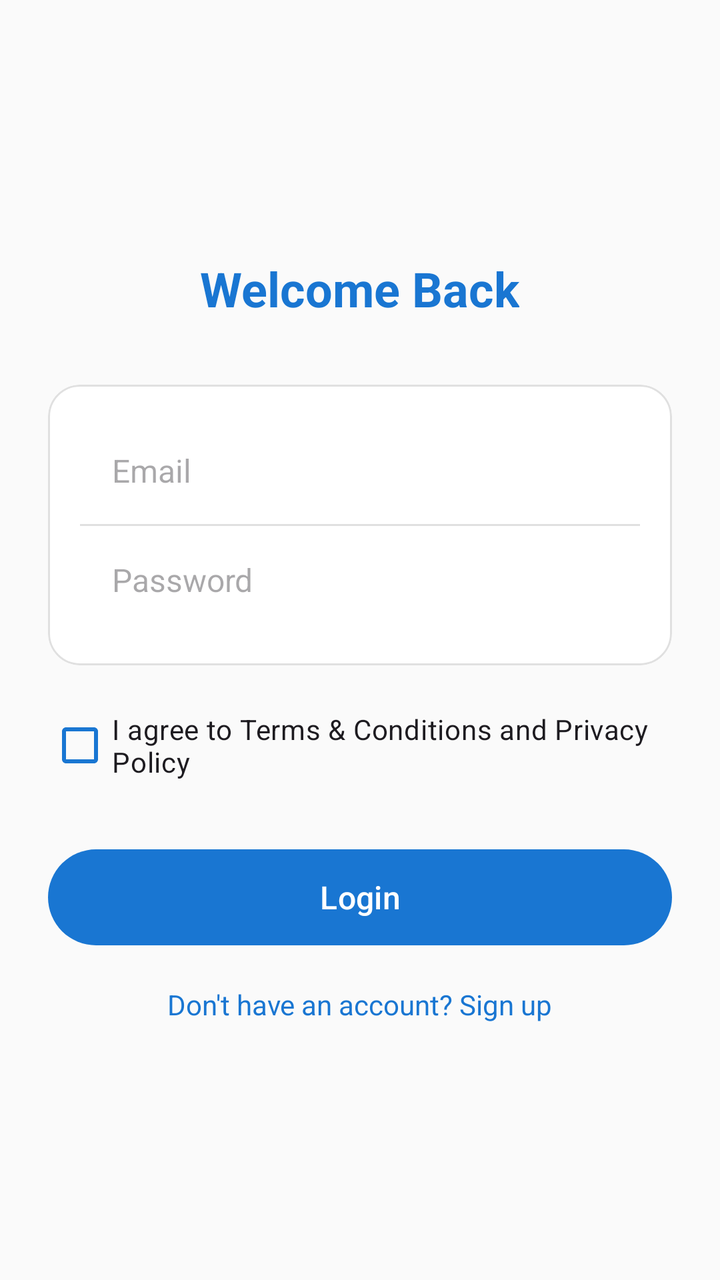
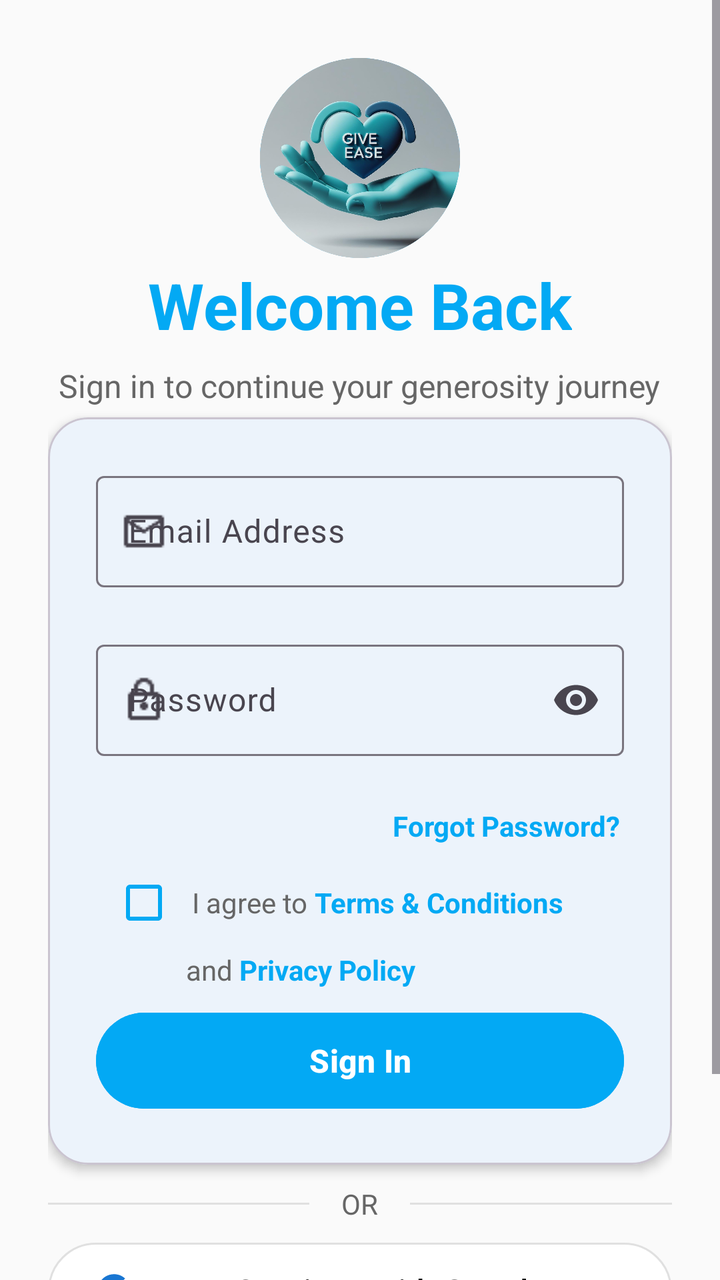

Compare the two renders of this Android layout. The source of the first and the diff that turns it into the second are given below.
<!-- AndroidManifest.xml: application theme Theme.GiveEase -->
<!-- res/layout/fragment_login.xml -->
<?xml version="1.0" encoding="utf-8"?>
<LinearLayout
    xmlns:android="http://schemas.android.com/apk/res/android"
    xmlns:app="http://schemas.android.com/apk/res-auto"
    android:layout_width="match_parent"
    android:layout_height="match_parent"
    android:orientation="vertical"
    android:gravity="center"
    android:padding="24dp"
    android:background="@color/background">

    <TextView
        android:layout_width="wrap_content"
        android:layout_height="wrap_content"
        android:text="Welcome Back"
        android:textSize="24sp"
        android:textStyle="bold"
        android:textColor="@color/primary_blue"
        android:layout_marginBottom="32dp"/>

    <com.google.android.material.card.MaterialCardView
        android:layout_width="match_parent"
        android:layout_height="wrap_content"
        app:cardCornerRadius="16dp"
        app:cardElevation="0dp"
        app:strokeWidth="1dp"
        app:strokeColor="#E0E0E0">

        <LinearLayout
            android:layout_width="match_parent"
            android:layout_height="wrap_content"
            android:orientation="vertical"
            android:padding="16dp">

            
            <EditText
                android:id="@+id/etEmail"
                android:layout_width="match_parent"
                android:layout_height="wrap_content"
                android:hint="Email"
                android:inputType="textEmailAddress"
                android:padding="16dp"
                android:background="@null"
                android:textSize="16sp"/>

            <View
                android:layout_width="match_parent"
                android:layout_height="1dp"
                android:background="#E0E0E0"/>

            
            <EditText
                android:id="@+id/etPassword"
                android:layout_width="match_parent"
                android:layout_height="wrap_content"
                android:hint="Password"
                android:inputType="textPassword"
                android:padding="16dp"
                android:background="@null"
                android:textSize="16sp"/>
        </LinearLayout>
    </com.google.android.material.card.MaterialCardView>

    
    <CheckBox
        android:id="@+id/cbTerms"
        android:layout_width="match_parent"
        android:layout_height="wrap_content"
        android:text="I agree to Terms &amp; Conditions and Privacy Policy"
        android:textSize="14sp"
        android:layout_marginTop="16dp"
        android:buttonTint="@color/primary_blue"/>

    
    <com.google.android.material.button.MaterialButton
        android:id="@+id/btnLogin"
        android:layout_width="match_parent"
        android:layout_height="56dp"
        android:text="Login"
        android:textSize="16sp"
        app:cornerRadius="28dp"
        android:layout_marginTop="24dp"/>

    
    <TextView
        android:id="@+id/tvSignupLink"
        android:layout_width="wrap_content"
        android:layout_height="wrap_content"
        android:text="Don't have an account? Sign up"
        android:textColor="@color/primary_blue"
        android:layout_marginTop="16dp"/>

</LinearLayout>
<!-- resources referenced by this layout -->
<resources>
  <color name="background">#FAFAFA</color>
  <color name="primary_blue">#1976D2</color>
  <style name="Theme.GiveEase" parent="Theme.Material3.Light.NoActionBar">
          
          <item name="colorPrimary">@color/primary_blue</item>
          <item name="colorOnPrimary">@color/white</item>
          <item name="colorSecondary">@color/teal_200</item>
          <item name="colorOnSecondary">@color/black</item>
  
          
          <item name="android:windowBackground">@color/background</item>
          <item name="colorSurface">@color/surface</item>
          <item name="colorOnSurface">@color/onSurface</item>
          <item name="colorOnBackground">@color/onBackground</item>
  
          
          <item name="android:statusBarColor" tools:targetApi="l">?attr/colorPrimary</item>
  
      </style>
  <color name="white">#FFFFFFFF</color>
  <color name="teal_200">#FF03DAC5</color>
  <color name="black">#FF000000</color>
  <color name="surface">#FFFFFF</color>
  <color name="onSurface">#212121</color>
  <color name="onBackground">#212121</color>
</resources>

<!-- the commit's change to res/layout/fragment_login.xml (unified diff, before → after) -->
@@ -1,93 +1,285 @@
 <?xml version="1.0" encoding="utf-8"?>
-<LinearLayout
-    xmlns:android="http://schemas.android.com/apk/res/android"
+<ScrollView xmlns:android="http://schemas.android.com/apk/res/android"
     xmlns:app="http://schemas.android.com/apk/res-auto"
     android:layout_width="match_parent"
     android:layout_height="match_parent"
-    android:orientation="vertical"
-    android:gravity="center"
-    android:padding="24dp"
-    android:background="@color/background">
-
-    <TextView
-        android:layout_width="wrap_content"
-        android:layout_height="wrap_content"
-        android:text="Welcome Back"
-        android:textSize="24sp"
-        android:textStyle="bold"
-        android:textColor="@color/primary_blue"
-        android:layout_marginBottom="32dp"/>
-
-    <com.google.android.material.card.MaterialCardView
+    android:background="@color/background"
+    android:fillViewport="true">
+
+    <LinearLayout
         android:layout_width="match_parent"
         android:layout_height="wrap_content"
-        app:cardCornerRadius="16dp"
-        app:cardElevation="0dp"
-        app:strokeWidth="1dp"
-        app:strokeColor="#E0E0E0">
-
+        android:orientation="vertical"
+        android:padding="24dp">
+
+        
         <LinearLayout
             android:layout_width="match_parent"
             android:layout_height="wrap_content"
             android:orientation="vertical"
-            android:padding="16dp">
+            android:gravity="center"
+            android:layout_marginTop="5dp"
+            android:layout_marginBottom="5dp">
 
             
-            <EditText
-                android:id="@+id/etEmail"
+            <ImageView
+                android:layout_width="100dp"
+                android:layout_height="100dp"
+                android:src="@drawable/giveease_signup_logo"
+                android:background="@drawable/circle_background_secondary"
+                android:layout_marginBottom="2dp" />
+
+            <TextView
+                android:layout_width="wrap_content"
+                android:layout_height="wrap_content"
+                android:text="Welcome Back"
+                android:textSize="32sp"
+                android:textStyle="bold"
+                android:textColor="@color/secondary"
+                android:layout_marginBottom="8dp" />
+
+            <TextView
+                android:layout_width="wrap_content"
+                android:layout_height="wrap_content"
+                android:text="Sign in to continue your generosity journey"
+                android:textSize="16sp"
+                android:textColor="#666666"
+                android:gravity="center" />
+        </LinearLayout>
+
+        
+        <com.google.android.material.card.MaterialCardView
+            android:layout_width="match_parent"
+            android:layout_height="wrap_content"
+            app:cardCornerRadius="20dp"
+            app:cardElevation="3dp"
+            app:cardBackgroundColor="@android:color/white"
+            android:layout_marginBottom="10dp">
+
+            <LinearLayout
                 android:layout_width="match_parent"
                 android:layout_height="wrap_content"
-                android:hint="Email"
-                android:inputType="textEmailAddress"
-                android:padding="16dp"
-                android:background="@null"
-                android:textSize="16sp"/>
+                android:orientation="vertical"
+                android:padding="24dp">
+
+                
+                <com.google.android.material.textfield.TextInputLayout
+                    android:id="@+id/tilEmail"
+                    android:layout_width="match_parent"
+                    android:layout_height="wrap_content"
+                    android:layout_marginBottom="3dp"
+                    android:hint="Email Address"
+                    app:startIconDrawable="@drawable/ic_email"
+                    app:errorEnabled="true"
+                    style="@style/Widget.Material3.TextInputLayout.OutlinedBox">
+
+                    <com.google.android.material.textfield.TextInputEditText
+                        android:id="@+id/etEmail"
+                        android:layout_width="match_parent"
+                        android:layout_height="wrap_content"
+                        android:inputType="textEmailAddress" />
+                </com.google.android.material.textfield.TextInputLayout>
+
+                
+                <com.google.android.material.textfield.TextInputLayout
+                    android:id="@+id/tilPassword"
+                    android:layout_width="match_parent"
+                    android:layout_height="wrap_content"
+                    android:layout_marginBottom="3dp"
+                    android:hint="Password"
+                    app:startIconDrawable="@drawable/ic_lock"
+                    app:endIconMode="password_toggle"
+                    app:errorEnabled="true"
+                    style="@style/Widget.Material3.TextInputLayout.OutlinedBox">
+
+                    <com.google.android.material.textfield.TextInputEditText
+                        android:id="@+id/etPassword"
+                        android:layout_width="match_parent"
+                        android:layout_height="wrap_content"
+                        android:inputType="textPassword" />
+                </com.google.android.material.textfield.TextInputLayout>
+
+                
+
+                
+                <TextView
+                    android:id="@+id/tvForgotPassword"
+                    android:layout_width="wrap_content"
+                    android:layout_height="wrap_content"
+                    android:layout_gravity="end"
+                    android:layout_marginBottom="3dp"
+                    android:background="?attr/selectableItemBackgroundBorderless"
+                    android:clickable="true"
+                    android:focusable="true"
+                    android:padding="2dp"
+                    android:text="Forgot Password?"
+                    android:textColor="@color/secondary"
+                    android:textSize="14sp"
+                    android:textStyle="bold" />
+
+                <LinearLayout
+                    android:layout_width="match_parent"
+                    android:layout_height="wrap_content"
+                    android:orientation="vertical"
+                    android:gravity="start"
+                    android:layout_marginBottom="3dp">
+
+                    <LinearLayout
+                        android:layout_width="wrap_content"
+                        android:layout_height="wrap_content"
+                        android:orientation="horizontal">
+
+                        <CheckBox
+                            android:id="@+id/cbTerms"
+                            android:layout_width="wrap_content"
+                            android:layout_height="wrap_content"
+                            android:buttonTint="@color/secondary" />
+
+                        <TextView
+                            android:layout_width="wrap_content"
+                            android:layout_height="wrap_content"
+                            android:text="I agree to "
+                            android:textSize="14sp"
+                            android:textColor="#666666" />
+
+                        <TextView
+                            android:id="@+id/tvTermsLink"
+                            android:layout_width="wrap_content"
+                            android:layout_height="wrap_content"
+                            android:text="Terms &amp; Conditions"
+                            android:textSize="14sp"
+                            android:textColor="@color/secondary"
+                            android:textStyle="bold"
+                            android:clickable="true"
+                            android:focusable="true" />
+                    </LinearLayout>
+
+                    <LinearLayout
+                        android:layout_width="wrap_content"
+                        android:layout_height="wrap_content"
+                        android:orientation="horizontal"
+                        android:layout_marginStart="45dp">
+
+                        <TextView
+                            android:layout_width="wrap_content"
+                            android:layout_height="wrap_content"
+                            android:text="and "
+                            android:textSize="14sp"
+                            android:textColor="#666666" />
+
+                        <TextView
+                            android:id="@+id/tvPrivacyLink"
+                            android:layout_width="wrap_content"
+                            android:layout_height="wrap_content"
+                            android:text="Privacy Policy"
+                            android:textSize="14sp"
+                            android:textColor="@color/secondary"
+                            android:textStyle="bold"
+                            android:clickable="true"
+                            android:focusable="true" />
+                    </LinearLayout>
+                </LinearLayout>
+
+                
+                <com.google.android.material.button.MaterialButton
+                    android:id="@+id/btnLogin"
+                    android:layout_width="match_parent"
+                    android:layout_height="56dp"
+                    android:layout_marginTop="5dp"
+                    android:text="Sign In"
+                    android:textSize="16sp"
+                    android:textStyle="bold"
+                    app:cornerRadius="28dp"
+                    android:backgroundTint="@color/secondary"
+                    style="@style/Widget.Material3.Button" />
+            </LinearLayout>
+        </com.google.android.material.card.MaterialCardView>
+
+        
+        <LinearLayout
+            android:layout_width="match_parent"
+            android:layout_height="wrap_content"
+            android:orientation="horizontal"
+            android:gravity="center_vertical"
+            android:layout_marginBottom="6dp">
 
             <View
-                android:layout_width="match_parent"
+                android:layout_width="0dp"
                 android:layout_height="1dp"
-                android:background="#E0E0E0"/>
-
-            
-            <EditText
-                android:id="@+id/etPassword"
-                android:layout_width="match_parent"
-                android:layout_height="wrap_content"
-                android:hint="Password"
-                android:inputType="textPassword"
-                android:padding="16dp"
-                android:background="@null"
-                android:textSize="16sp"/>
+                android:layout_weight="1"
+                android:background="#E0E0E0" />
+
+            <TextView
+                android:layout_width="wrap_content"
+                android:layout_height="wrap_content"
+                android:text="OR"
+                android:textColor="#666666"
+                android:textSize="14sp"
+                android:layout_marginHorizontal="16dp" />
+
+            <View
+                android:layout_width="0dp"
+                android:layout_height="1dp"
+                android:layout_weight="1"
+                android:background="#E0E0E0" />
         </LinearLayout>
-    </com.google.android.material.card.MaterialCardView>
-
-    
-    <CheckBox
-        android:id="@+id/cbTerms"
-        android:layout_width="match_parent"
-        android:layout_height="wrap_content"
-        android:text="I agree to Terms &amp; Conditions and Privacy Policy"
-        android:textSize="14sp"
-        android:layout_marginTop="16dp"
-        android:buttonTint="@color/primary_blue"/>
-
-    
-    <com.google.android.material.button.MaterialButton
-        android:id="@+id/btnLogin"
-        android:layout_width="match_parent"
-        android:layout_height="56dp"
-        android:text="Login"
-        android:textSize="16sp"
-        app:cornerRadius="28dp"
-        android:layout_marginTop="24dp"/>
-
-    
-    <TextView
-        android:id="@+id/tvSignupLink"
-        android:layout_width="wrap_content"
-        android:layout_height="wrap_content"
-        android:text="Don't have an account? Sign up"
-        android:textColor="@color/primary_blue"
-        android:layout_marginTop="16dp"/>
-
-</LinearLayout>
+
+        
+        <com.google.android.material.button.MaterialButton
+            android:id="@+id/btnGoogleLogin"
+            android:layout_width="match_parent"
+            android:layout_height="56dp"
+            android:text="Continue with Google"
+            android:textSize="16sp"
+            android:textColor="@android:color/black"
+            app:icon="@drawable/ic_google"
+            app:iconGravity="start"
+            app:iconPadding="12dp"
+            app:cornerRadius="28dp"
+            android:layout_marginBottom="6dp"
+            app:strokeColor="#E0E0E0"
+            app:strokeWidth="1dp"
+            android:backgroundTint="@android:color/white"
+            style="@style/Widget.Material3.Button.OutlinedButton" />
+
+        
+        <LinearLayout
+            android:layout_width="wrap_content"
+            android:layout_height="wrap_content"
+            android:layout_gravity="center"
+            android:orientation="horizontal"
+            android:gravity="center"
+            android:layout_marginTop="3dp">
+
+            <TextView
+                android:layout_width="wrap_content"
+                android:layout_height="wrap_content"
+                android:text="Don't have an account? "
+                android:textColor="#666666"
+                android:textSize="14sp" />
+
+            <TextView
+                android:id="@+id/tvSignupLink"
+                android:layout_width="wrap_content"
+                android:layout_height="wrap_content"
+                android:text="Sign Up"
+                android:textColor="@color/secondary"
+                android:textSize="14sp"
+                android:textStyle="bold"
+                android:clickable="true"
+                android:focusable="true"
+                android:background="?attr/selectableItemBackgroundBorderless"
+                android:padding="8dp" />
+        </LinearLayout>
+
+        
+        <TextView
+            android:layout_width="wrap_content"
+            android:layout_height="wrap_content"
+            android:layout_gravity="center"
+            android:text="GiveEase v1.0"
+            android:textColor="#CCCCCC"
+            android:textSize="12sp"
+            android:layout_marginTop="5dp" />
+    </LinearLayout>
+</ScrollView>
<!-- resource entries referenced after the edit -->
@@ -1,6 +1,34 @@
 <!-- resources referenced by this layout -->
 <resources>
   <color name="background">#FAFAFA</color>
+  <color name="secondary">#03A9F4</color>
+  <!-- drawable circle_background_secondary (drawable) -->
+  <shape xmlns:android="http://schemas.android.com/apk/res/android"
+      android:shape="oval">
+      <solid android:color="@color/secondary" />
+  </shape>
+  <!-- drawable giveease_signup_logo: png bitmap (drawable, 698847 bytes) -->
+  <!-- drawable ic_email: png bitmap (drawable, 300 bytes) -->
+  <!-- drawable ic_google (drawable) -->
+  <vector xmlns:android="http://schemas.android.com/apk/res/android"
+      android:width="24dp"
+      android:height="24dp"
+      android:viewportWidth="24"
+      android:viewportHeight="24">
+      <path
+          android:fillColor="#4285F4"
+          android:pathData="M22.56,12.25c0,-0.78 -0.07,-1.53 -0.2,-2.25H12v4.26h5.92c-0.26,1.37 -1.04,2.53 -2.21,3.31v2.77h3.57c2.08,-1.92 3.28,-4.74 3.28,-8.09z"/>
+      <path
+          android:fillColor="#34A853"
+          android:pathData="M12,23c2.97,0 5.46,-0.98 7.28,-2.66l-3.57,-2.77c-0.98,0.66 -2.23,1.06 -3.71,1.06 -2.86,0 -5.29,-1.93 -6.16,-4.53H2.18v2.84C3.99,20.53 7.7,23 12,23z"/>
+      <path
+          android:fillColor="#FBBC05"
+          android:pathData="M5.84,14.09c-0.22,-0.66 -0.35,-1.36 -0.35,-2.09s0.13,-1.43 0.35,-2.09V7.07H2.18C1.43,8.55 1,10.22 1,12s0.43,3.45 1.18,4.93l2.85,-2.22 0.81,-0.62z"/>
+      <path
+          android:fillColor="#EA4335"
+          android:pathData="M12,5.38c1.62,0 3.06,0.56 4.21,1.64l3.15,-3.15C17.45,2.09 14.97,1 12,1 7.7,1 3.99,3.47 2.18,7.07l3.66,2.84c0.87,-2.6 3.3,-4.53 6.16,-4.53z"/>
+  </vector>
+  <!-- drawable ic_lock: png bitmap (drawable, 280 bytes) -->
   <color name="primary_blue">#1976D2</color>
   <style name="Theme.GiveEase" parent="Theme.Material3.Light.NoActionBar">
           
